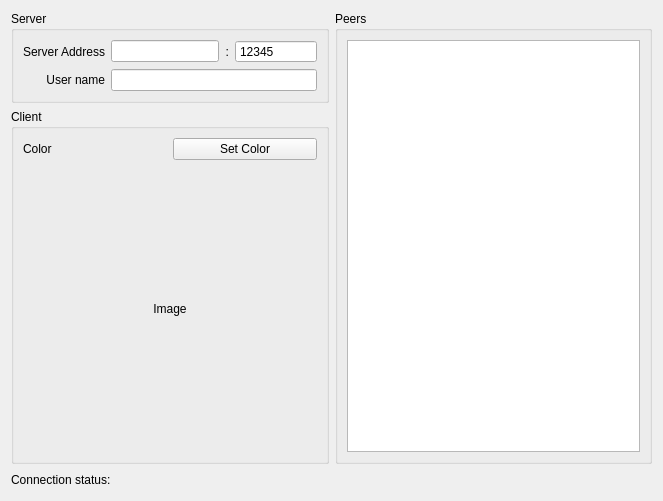
congchenutd/teamradar, file TeamRadarDlg.ui: the form before one commit.
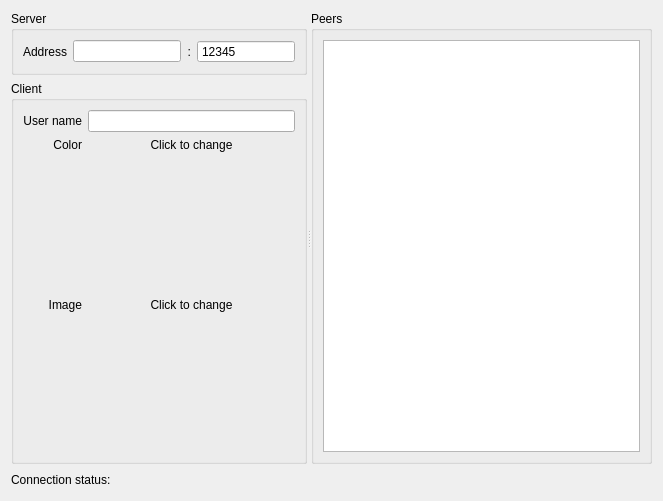
The form after the commit. Icons and pictures are not drawn. Custom widgets are drawn as their Qt base class.

Commit message: + color label, and image label, click to change + OS_DESKTOP

```diff
--- a/TeamRadarDlg.ui
+++ b/TeamRadarDlg.ui
@@ -13,25 +13,36 @@
   <property name="windowTitle">
    <string>TeamRadar</string>
   </property>
-  <layout class="QGridLayout" name="gridLayout_2">
-   <item row="0" column="0">
+  <layout class="QVBoxLayout" name="verticalLayout_3">
+   <item>
+    <widget class="QSplitter" name="splitter">
+     <property name="sizePolicy">
+      <sizepolicy hsizetype="Expanding" vsizetype="Expanding">
+       <horstretch>0</horstretch>
+       <verstretch>0</verstretch>
+      </sizepolicy>
+     </property>
+     <property name="orientation">
+      <enum>Qt::Horizontal</enum>
+     </property>
+     <widget class="QWidget" name="">
+      <layout class="QVBoxLayout" name="verticalLayout">
+       <item>
     <widget class="QGroupBox" name="groupBox_2">
      <property name="title">
       <string>Server</string>
      </property>
-     <layout class="QGridLayout" name="gridLayout">
-      <item row="0" column="0">
+         <layout class="QHBoxLayout" name="horizontalLayout">
+          <item>
        <widget class="QLabel" name="label">
         <property name="text">
-         <string>Server Address</string>
+             <string>Address</string>
         </property>
         <property name="alignment">
          <set>Qt::AlignRight|Qt::AlignTrailing|Qt::AlignVCenter</set>
         </property>
        </widget>
       </item>
-      <item row="0" column="1">
-       <layout class="QHBoxLayout" name="horizontalLayout_3">
         <item>
          <widget class="QLineEdit" name="leServerAddress"/>
         </item>
@@ -65,8 +76,15 @@
          </widget>
         </item>
        </layout>
-      </item>
-      <item row="1" column="0">
+        </widget>
+       </item>
+       <item>
+        <widget class="QGroupBox" name="groupBox_3">
+         <property name="title">
+          <string>Client</string>
+         </property>
+         <layout class="QGridLayout" name="gridLayout">
+          <item row="0" column="0">
        <widget class="QLabel" name="label_3">
         <property name="text">
          <string>User name</string>
@@ -76,13 +94,72 @@
         </property>
        </widget>
       </item>
-      <item row="1" column="1">
+          <item row="0" column="1">
        <widget class="QLineEdit" name="leUserName"/>
       </item>
+          <item row="1" column="0">
+           <widget class="QLabel" name="label_4">
+            <property name="text">
+             <string>Color</string>
+            </property>
+            <property name="alignment">
+             <set>Qt::AlignRight|Qt::AlignTrailing|Qt::AlignVCenter</set>
+            </property>
+           </widget>
+          </item>
+          <item row="1" column="1">
+           <widget class="ColorLabel" name="labelColor">
+            <property name="sizePolicy">
+             <sizepolicy hsizetype="Ignored" vsizetype="Preferred">
+              <horstretch>0</horstretch>
+              <verstretch>0</verstretch>
+             </sizepolicy>
+            </property>
+            <property name="toolTip">
+             <string>Click to change</string>
+            </property>
+            <property name="text">
+             <string>Click to change</string>
+            </property>
+            <property name="alignment">
+             <set>Qt::AlignCenter</set>
+            </property>
+           </widget>
+          </item>
+          <item row="2" column="0">
+           <widget class="QLabel" name="label_6">
+            <property name="text">
+             <string>Image</string>
+            </property>
+            <property name="alignment">
+             <set>Qt::AlignRight|Qt::AlignTrailing|Qt::AlignVCenter</set>
+            </property>
+           </widget>
+          </item>
+          <item row="2" column="1">
+           <widget class="ImageLabel" name="labelImage">
+            <property name="sizePolicy">
+             <sizepolicy hsizetype="Preferred" vsizetype="Expanding">
+              <horstretch>0</horstretch>
+              <verstretch>0</verstretch>
+             </sizepolicy>
+            </property>
+            <property name="toolTip">
+             <string>Click to change</string>
+            </property>
+            <property name="text">
+             <string>Click to change</string>
+            </property>
+            <property name="alignment">
+             <set>Qt::AlignCenter</set>
+            </property>
+           </widget>
+          </item>
      </layout>
     </widget>
    </item>
-   <item row="0" column="1" rowspan="2">
+      </layout>
+     </widget>
     <widget class="QGroupBox" name="groupBox">
      <property name="title">
       <string>Peers</string>
@@ -100,57 +177,9 @@
       </item>
      </layout>
     </widget>
-   </item>
-   <item row="1" column="0">
-    <widget class="QGroupBox" name="groupBox_3">
-     <property name="title">
-      <string>Client</string>
-     </property>
-     <layout class="QVBoxLayout" name="verticalLayout">
-      <item>
-       <layout class="QHBoxLayout" name="horizontalLayout">
-        <item>
-         <widget class="QLabel" name="labelColor">
-          <property name="sizePolicy">
-           <sizepolicy hsizetype="Ignored" vsizetype="Preferred">
-            <horstretch>0</horstretch>
-            <verstretch>0</verstretch>
-           </sizepolicy>
-          </property>
-          <property name="text">
-           <string>Color</string>
-          </property>
          </widget>
         </item>
         <item>
-         <widget class="QPushButton" name="btColor">
-          <property name="text">
-           <string>Set Color</string>
-          </property>
-         </widget>
-        </item>
-       </layout>
-      </item>
-      <item>
-       <widget class="ImageLabel" name="labelImage">
-        <property name="sizePolicy">
-         <sizepolicy hsizetype="Preferred" vsizetype="Expanding">
-          <horstretch>0</horstretch>
-          <verstretch>0</verstretch>
-         </sizepolicy>
-        </property>
-        <property name="text">
-         <string>Image</string>
-        </property>
-        <property name="alignment">
-         <set>Qt::AlignCenter</set>
-        </property>
-       </widget>
-      </item>
-     </layout>
-    </widget>
-   </item>
-   <item row="2" column="0" colspan="2">
     <layout class="QHBoxLayout" name="horizontalLayout_2">
      <item>
       <widget class="QLabel" name="label_5">
@@ -192,6 +221,11 @@
    <extends>QLabel</extends>
    <header>ImageLabel.h</header>
   </customwidget>
+  <customwidget>
+   <class>ColorLabel</class>
+   <extends>QLabel</extends>
+   <header>ColorLabel.h</header>
+  </customwidget>
  </customwidgets>
  <resources>
   <include location="Resources.qrc"/>
```
Lines whose indentation alone changed are shown as unchanged. The commit also changes 9 other files.
